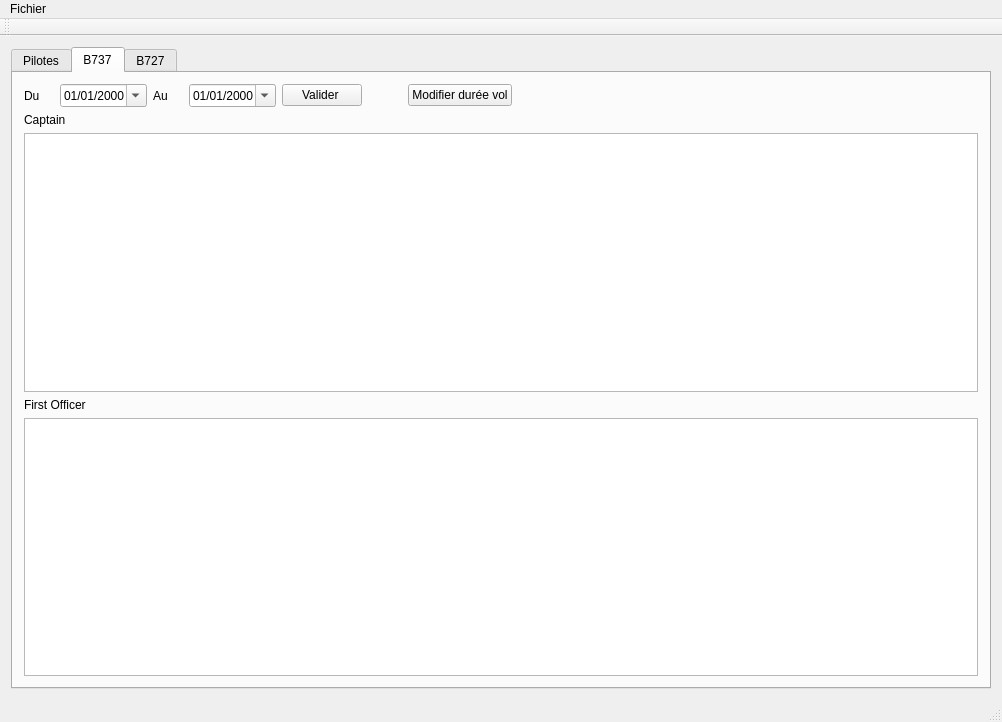
Before: the Qt Designer form crispy_chainsaw/mainwindow.ui in ViryBe/crispy_chainsaw, drawn with Qt 5.
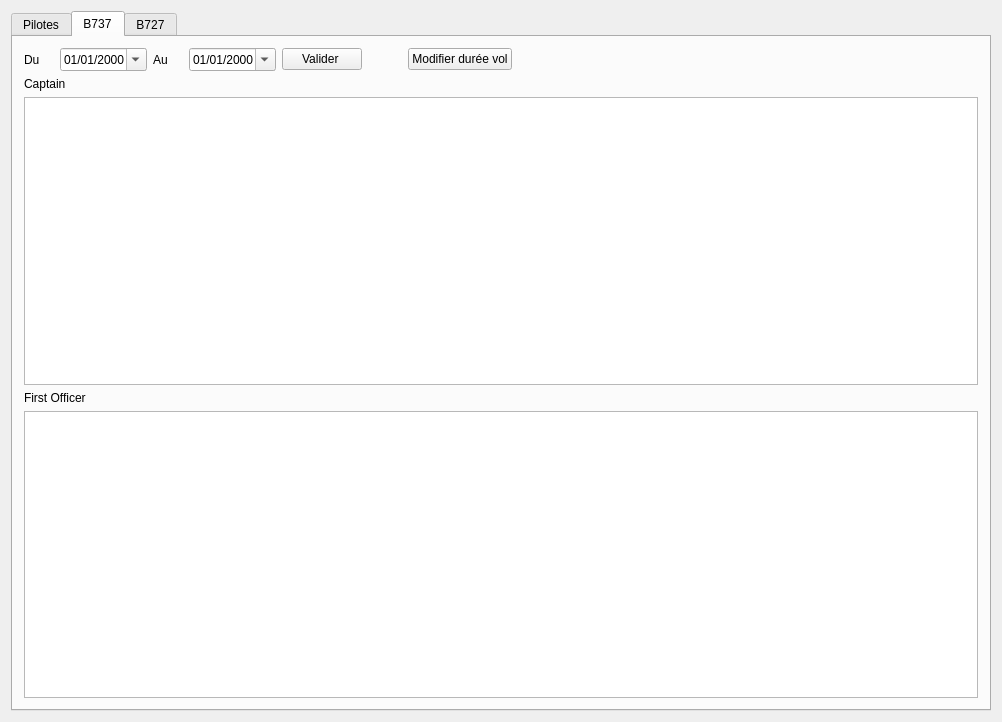
After: the same form once the commit is applied. The open tabs and pages were chosen to show the change.

Commit message: (-) Suppression barre de menu

The edit to the form file:
```diff
--- a/crispy_chainsaw/mainwindow.ui
+++ b/crispy_chainsaw/mainwindow.ui
@@ -1224,7 +1224,7 @@
            <number>40</number>
           </attribute>
           <attribute name="horizontalHeaderStretchLastSection">
-           <bool>true</bool>
+           <bool>false</bool>
           </attribute>
           <attribute name="verticalHeaderMinimumSectionSize">
            <number>30</number>
@@ -1447,32 +1447,6 @@
     </item>
    </layout>
   </widget>
-  <widget class="QMenuBar" name="menuBar">
-   <property name="geometry">
-    <rect>
-     <x>0</x>
-     <y>0</y>
-     <width>1002</width>
-     <height>20</height>
-    </rect>
-   </property>
-   <widget class="QMenu" name="menuFichier">
-    <property name="title">
-     <string>Fichier</string>
-    </property>
-    <addaction name="actionExporter"/>
-   </widget>
-   <addaction name="menuFichier"/>
-  </widget>
-  <widget class="QToolBar" name="mainToolBar">
-   <attribute name="toolBarArea">
-    <enum>TopToolBarArea</enum>
-   </attribute>
-   <attribute name="toolBarBreak">
-    <bool>false</bool>
-   </attribute>
-  </widget>
-  <widget class="QStatusBar" name="statusBar"/>
   <action name="actionExporter">
    <property name="text">
     <string>Exporter</string>
```
Left out of the diff: 2 changed lines with no effect on the pictures.
